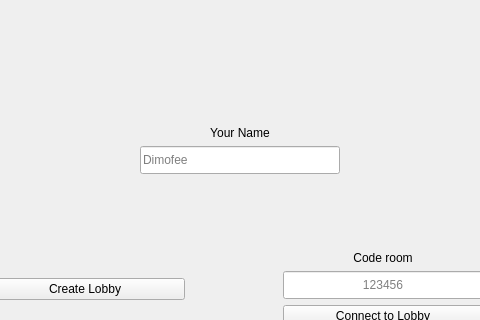
First picture: the form in Sea_Battle_Client/UI/mainwindow.ui, repository Bananka123321/Sea_Battle, before the edit; both pictures show x 240 to 720 and y 92 to 412 of the 960 by 720 pixel window.
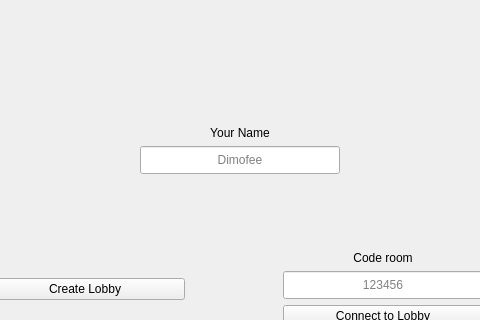
Second picture: the form after the edit. The open tabs and pages were chosen to show the change. Icons and pictures are not drawn.

Diff of the .ui file:
```diff
--- a/Sea_Battle_Client/UI/mainwindow.ui
+++ b/Sea_Battle_Client/UI/mainwindow.ui
@@ -161,6 +161,9 @@
                   <height>28</height>
                  </size>
                 </property>
+                <property name="alignment">
+                 <set>Qt::AlignmentFlag::AlignCenter</set>
+                </property>
                 <property name="placeholderText">
                  <string>Dimofee</string>
                 </property>
```
